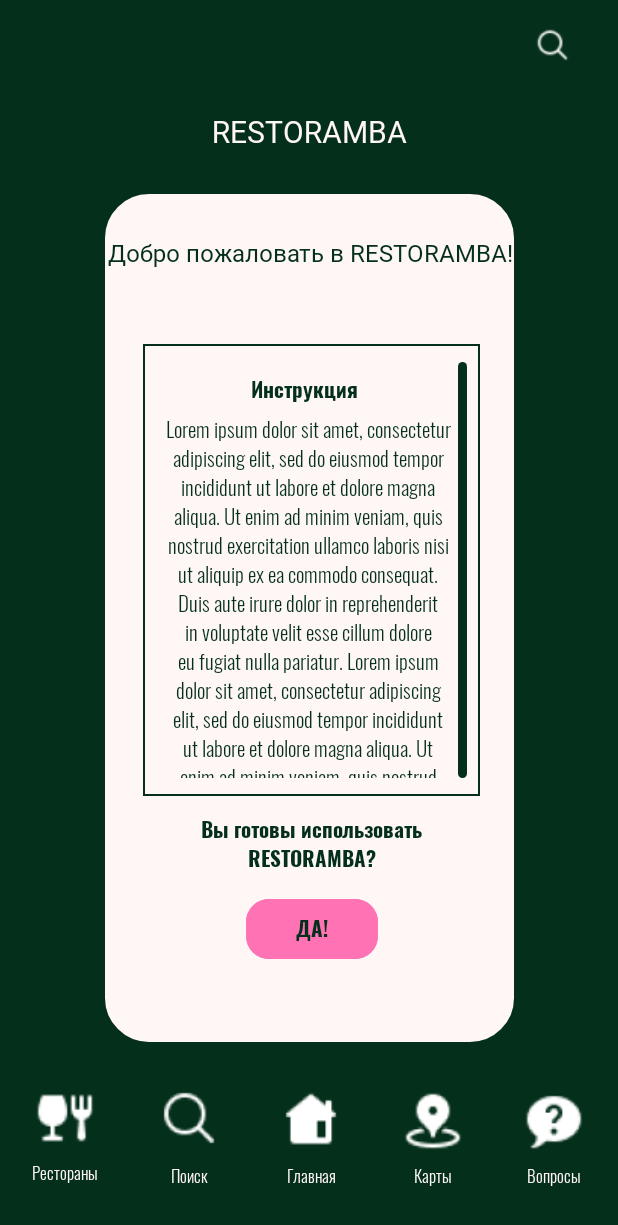
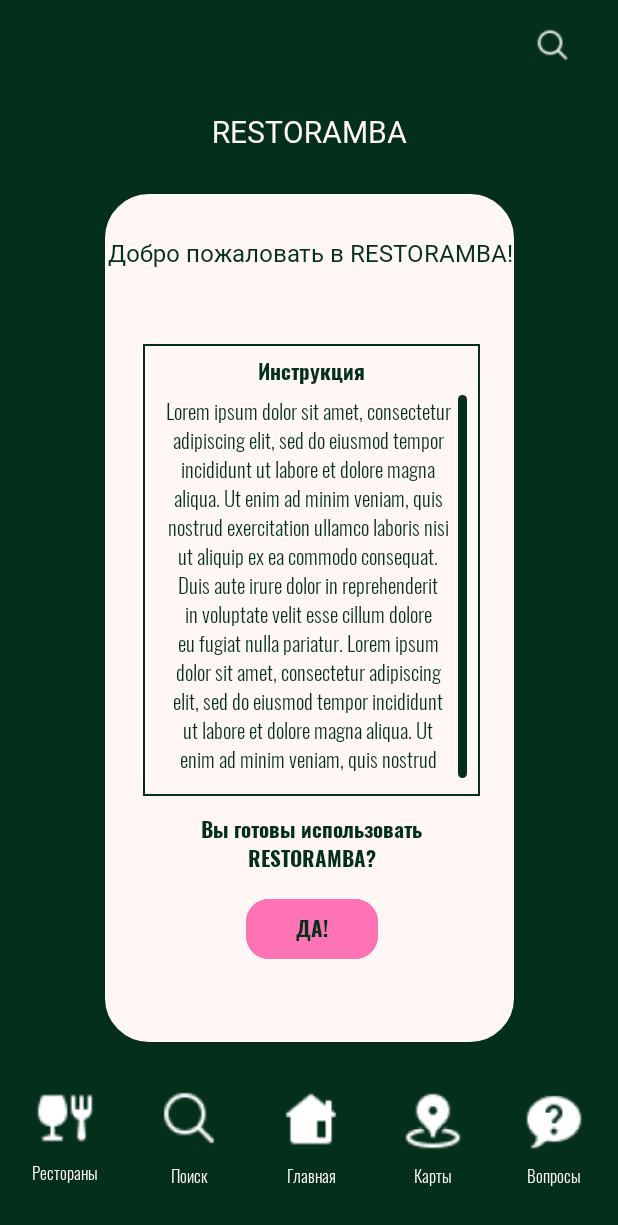
Before and after one commit to YaEtoTui/RestorambaApp, an Android app: the screen it shows after launch (MainActivity), on a phone screen of 412 x 824 dp. Shown: the top 1225 px of the screen. Run offline under Robolectric (Android 15) with nearby library versions, the phone set to English and light mode, and no system bars; 1 statement that could not run was skipped.

Commit message:
fix project: Main Page full

```diff
--- a/app/src/main/java/balacods/pp/restorambaapp/fragment/MainPageFragment.kt
+++ b/app/src/main/java/balacods/pp/restorambaapp/fragment/MainPageFragment.kt
@@ -1,10 +1,13 @@
 package balacods.pp.restorambaapp.fragment
 
+import android.content.Context
 import android.content.SharedPreferences
 import android.os.Bundle
+import android.util.Log
 import android.view.LayoutInflater
 import android.view.View
 import android.view.ViewGroup
+import androidx.constraintlayout.widget.ConstraintLayout
 import androidx.fragment.app.Fragment
 import balacods.pp.restorambaapp.databinding.FragmentMainBinding
 
@@ -14,7 +17,7 @@ class MainPageFragment : Fragment() {
     private lateinit var binding: FragmentMainBinding
 
     // это будет именем файла настроек
-    private final val APP_PREFERENCES: String = "mysettings"
+    private val APP_PREFERENCES: String = "instructions"
     private var APP_PREFERENCES_INSTRUCTIONS: Boolean = false
 
     var mSettings: SharedPreferences? = null
@@ -30,28 +33,10 @@ class MainPageFragment : Fragment() {
     override fun onViewCreated(view: View, savedInstanceState: Bundle?) {
         super.onViewCreated(view, savedInstanceState)
 
+        initInstructions()
+
         onClick()
 
-//        val instructions: ConstraintLayout = binding.idInstructions.root
-//
-//        mSettings = activity?.getSharedPreferences(APP_PREFERENCES, Context.MODE_PRIVATE) ?: return
-//
-//        if (mSettings!!.contains(APP_PREFERENCES)) {
-//            Log.i("contains", mSettings!!.contains(APP_PREFERENCES).toString())
-//            APP_PREFERENCES_INSTRUCTIONS =
-//                mSettings!!.getBoolean(APP_PREFERENCES, APP_PREFERENCES.toBoolean())
-//        }
-//
-//        if (!APP_PREFERENCES_INSTRUCTIONS) {
-//
-//
-//            instructions.visibility = View.VISIBLE
-//
-//            with(mSettings!!.edit()) {
-//                putBoolean(APP_PREFERENCES, true)
-//                apply()
-//            }
-//        }
     }
 
     private fun onClick() {
@@ -59,4 +44,30 @@ class MainPageFragment : Fragment() {
 //            findNavController().navigate(R.id.action_mainFrag_to_yandexCardFrag)
 //        }
     }
+
+    private fun initInstructions() {
+        binding.idInstructions.idButtonAgree.setOnClickListener {
+            binding.idInstructions.root.visibility = View.GONE
+        }
+
+        val instructions: ConstraintLayout = binding.idInstructions.root
+
+        mSettings = activity?.getSharedPreferences(APP_PREFERENCES, Context.MODE_PRIVATE) ?: return
+
+        if (mSettings!!.contains(APP_PREFERENCES)) {
+            Log.i("contains", mSettings!!.contains(APP_PREFERENCES).toString())
+            APP_PREFERENCES_INSTRUCTIONS =
+                mSettings!!.getBoolean(APP_PREFERENCES, APP_PREFERENCES.toBoolean())
+        }
+
+        if (!APP_PREFERENCES_INSTRUCTIONS) {
+
+            instructions.visibility = View.VISIBLE
+
+            with(mSettings!!.edit()) {
+                putBoolean(APP_PREFERENCES, true)
+                apply()
+            }
+        }
+    }
 }
--- a/app/src/main/res/layout/fragment_main.xml
+++ b/app/src/main/res/layout/fragment_main.xml
@@ -152,7 +152,7 @@
         layout="@layout/instructions_main_page"
         android:layout_width="275dp"
         android:layout_height="568dp"
-        android:visibility="visible"
+        android:visibility="gone"
         app:layout_constraintBottom_toBottomOf="parent"
         app:layout_constraintEnd_toEndOf="parent"
         app:layout_constraintStart_toStartOf="parent"
--- a/app/src/main/res/layout/instructions_main_page.xml
+++ b/app/src/main/res/layout/instructions_main_page.xml
@@ -22,8 +22,8 @@
         android:id="@+id/id"
         android:layout_width="0dp"
         android:layout_height="301dp"
+        android:layout_marginHorizontal="24dp"
         android:layout_marginTop="50dp"
-        android:layout_marginHorizontal="24dp"
         android:background="@drawable/rectangle_instructions_scroll"
         app:layout_constraintEnd_toEndOf="parent"
         app:layout_constraintStart_toStartOf="@+id/tvWelcomeText"
@@ -33,19 +33,31 @@
             android:id="@+id/idLine"
             android:layout_width="6dp"
             android:layout_height="match_parent"
-            android:layout_marginTop="12dp"
+            android:layout_marginTop="34dp"
+            android:layout_marginRight="8.9dp"
             android:layout_marginBottom="12dp"
-            android:layout_marginRight="8.9dp"
             android:background="@drawable/vertical_line"
             app:layout_constraintBottom_toBottomOf="parent"
             app:layout_constraintEnd_toEndOf="parent"
+            app:layout_constraintTop_toTopOf="parent" />
+
+        <TextView
+            android:id="@+id/tvTextInstructions"
+            android:layout_width="wrap_content"
+            android:layout_height="wrap_content"
+            android:layout_marginTop="8dp"
+            android:gravity="center"
+            android:text="@string/instructions"
+            android:textAppearance="@style/instructions"
+            app:layout_constraintEnd_toEndOf="parent"
+            app:layout_constraintStart_toStartOf="parent"
             app:layout_constraintTop_toTopOf="parent" />
 
         <androidx.core.widget.NestedScrollView
             android:id="@+id/idScrollInstructions"
             android:layout_width="match_parent"
             android:layout_height="match_parent"
-            android:layout_marginTop="12dp"
+            android:layout_marginTop="35dp"
             android:layout_marginEnd="10dp"
             android:layout_marginBottom="12dp"
             android:scrollbarThumbVertical="@drawable/custom_scrollbar_thumb"
@@ -59,18 +71,6 @@
                 android:id="@+id/idTextInstructions"
                 android:layout_width="match_parent"
                 android:layout_height="match_parent">
-
-                <TextView
-                    android:id="@+id/tvTextInstructions"
-                    android:layout_width="wrap_content"
-                    android:layout_height="wrap_content"
-                    android:layout_marginTop="8dp"
-                    android:gravity="center"
-                    android:text="@string/instructions"
-                    android:textAppearance="@style/instructions"
-                    app:layout_constraintEnd_toEndOf="parent"
-                    app:layout_constraintStart_toStartOf="parent"
-                    app:layout_constraintTop_toTopOf="parent" />
 
                 <TextView
                     android:id="@+id/tvTextExample"
```
